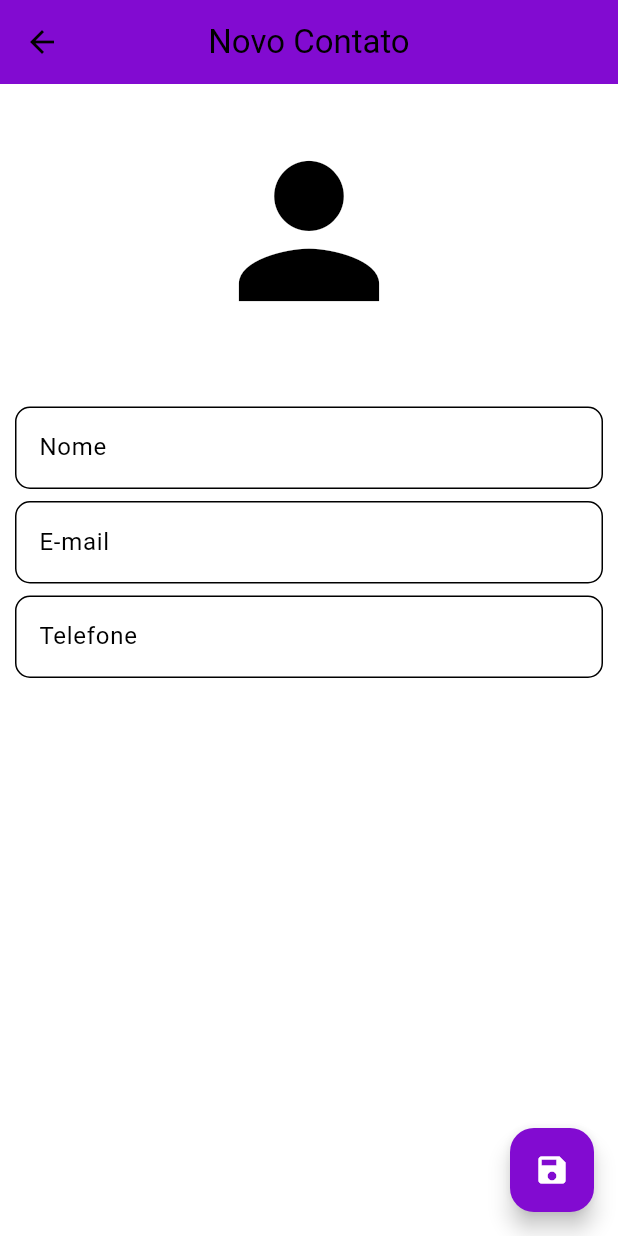
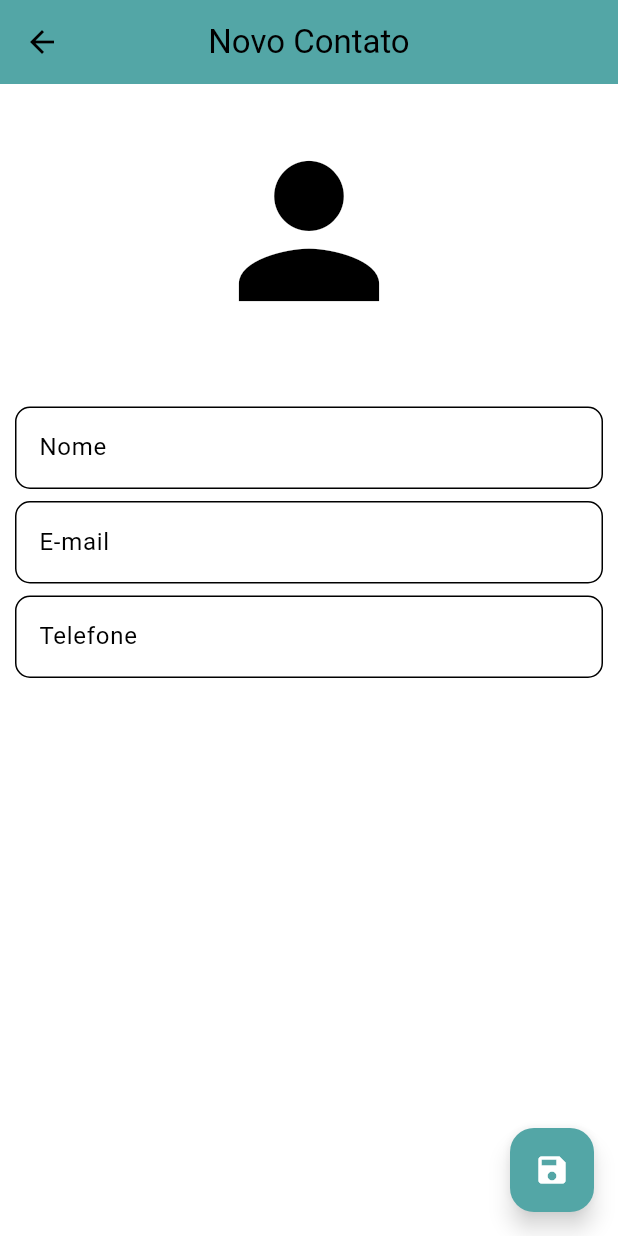
Before and after one commit to LuanF3lip3/lista_de_contatos, a Flutter app: the screen it shows after launch, after a tap on the "add" icon, on a phone screen of 412 x 824 dp. Run offline on Flutter 3.47's test engine with Material 3 defaults, Android fonts, the phone set to English and light mode, and no system bars; our stand-ins replace flutter_contacts, flutter_mobx, flutter_modular, image_picker, mobx, permission_handler and 1 more; accounts and stored records are empty; generated files the repository leaves out were written again.

```diff
--- a/lib/app/app_module.dart
+++ b/lib/app/app_module.dart
@@ -1,11 +1,11 @@
 import 'package:flutter_modular/flutter_modular.dart';
-import 'package:udemy_lista_de_contatos/modulos/add_contact/contact_modulo.dart';
+import 'package:udemy_lista_de_contatos/modulos/contact/contact_modulo.dart';
 import 'package:udemy_lista_de_contatos/modulos/contact_list/contact_list_modulo.dart';
 
 class AppModule extends Module {
   @override
   List<ModularRoute> get routes => [
-    ModuleRoute("/contactList/", module: ContactListModule()),
+    ModuleRoute("/", module: ContactListModule()),
     ModuleRoute("/contact/", module: ContactModule()),
   ];
 }
--- /dev/null
+++ b/lib/app/app_routes.dart
@@ -0,0 +1,15 @@
+import 'package:flutter_modular/flutter_modular.dart';
+import 'package:udemy_lista_de_contatos/core/models/contact_model.dart';
+
+class AppRoutes {
+  static const String routeContactList = "/";
+  static const String routeContact = "/contact/";
+
+  static void goToContactListPage() {
+    Modular.to.pushNamed(routeContactList);
+  }
+
+  static void goToContact(ContactModel? contact) {
+    Modular.to.pushNamed(routeContact, arguments: contact);
+  }
+}
--- a/lib/app/app_widget.dart
+++ b/lib/app/app_widget.dart
@@ -17,14 +17,15 @@ class AppWidget extends StatelessWidget {
       debugShowCheckedModeBanner: false,
       themeMode: ThemeMode.system,
       theme: ThemeData(
-        primaryColor: const Color(0xFF820BD1),
+        shadowColor: const Color(0xFFEEEEEE),
+        primaryColor: const Color(0xFF53A6A6),
         hintColor: const Color(0xFF000000),
         scaffoldBackgroundColor: Colors.white,
         appBarTheme: const AppBarTheme(
-          backgroundColor: Color(0xFF820BD1),
+          backgroundColor: Color(0xFF53A6A6),
         ),
         floatingActionButtonTheme: const FloatingActionButtonThemeData(
-          backgroundColor: Color(0xFF820BD1),
+          backgroundColor: Color(0xFF53A6A6),
           foregroundColor: Colors.white,
         ),
         inputDecorationTheme: InputDecorationTheme(
@@ -56,10 +57,26 @@ class AppWidget extends StatelessWidget {
             color: Colors.black,
             fontSize: 18.0,
           ),
+          labelSmall: TextStyle(
+            color: Colors.black,
+            fontSize: 15,
+          ),
           titleMedium: TextStyle(
             color: Colors.black87,
             fontWeight: FontWeight.bold,
             fontSize: 20.0,
+          ),
+          displayMedium: TextStyle(
+            color: Colors.blue,
+            decoration: TextDecoration.underline,
+            fontWeight: FontWeight.bold,
+            fontSize: 18.0,
+          ),
+          displaySmall: TextStyle(
+            color: Colors.blue,
+            decoration: TextDecoration.underline,
+            fontWeight: FontWeight.bold,
+            fontSize: 15,
           ),
           titleSmall: TextStyle(
             color: Colors.black54,
--- a/lib/shared/components/contact_card_component.dart
+++ b/lib/core/components/contact_card_component.dart
@@ -1,7 +1,7 @@
 import 'dart:io';
 
 import 'package:flutter/material.dart';
-import 'package:udemy_lista_de_contatos/shared/models/contact_model.dart';
+import 'package:udemy_lista_de_contatos/core/models/contact_model.dart';
 
 class ContactCardComponent extends StatelessWidget {
   final ContactModel contact;
--- /dev/null
+++ b/lib/core/components/empty_message_component.dart
@@ -0,0 +1,37 @@
+import 'package:flutter/material.dart';
+
+class EmptyMessageComponent extends StatelessWidget {
+  final String? message;
+  final EdgeInsets? padding;
+  final bool? centralize;
+
+  const EmptyMessageComponent(
+    this.message, {
+    this.padding,
+    this.centralize = false,
+    super.key,
+  });
+
+  @override
+  Widget build(BuildContext context) {
+    return centralize!
+        ? Center(
+            child: Padding(
+              padding: padding ?? EdgeInsets.zero,
+              child: Text(
+                message ?? "",
+                textAlign: TextAlign.center,
+                style: Theme.of(context).textTheme.titleSmall,
+              ),
+            ),
+          )
+        : Padding(
+            padding: padding ?? EdgeInsets.zero,
+            child: Text(
+              message ?? "",
+              textAlign: TextAlign.center,
+              style: Theme.of(context).textTheme.titleSmall,
+            ),
+          );
+  }
+}
--- a/lib/shared/helpers/contact_helper.dart
+++ b/lib/core/helpers/contact_helper.dart
@@ -1,6 +1,6 @@
 import 'package:path/path.dart';
 import 'package:sqflite/sqflite.dart';
-import 'package:udemy_lista_de_contatos/shared/models/contact_model.dart';
+import 'package:udemy_lista_de_contatos/core/models/contact_model.dart';
 
 const String contactTable = "contactTable";
 
--- a/lib/shared/models/contact_model.dart
+++ b/lib/core/models/contact_model.dart
@@ -11,7 +11,13 @@ class ContactModel {
   String? phone;
   String? img;
 
-  ContactModel();
+  ContactModel({
+    this.id,
+    this.name,
+    this.email,
+    this.phone,
+    this.img,
+  });
 
   ContactModel.fromMap(Map map) {
     id = map[idColumn];
--- a/lib/main.dart
+++ b/lib/main.dart
@@ -1,12 +1,12 @@
 import 'package:flutter/material.dart';
 import 'package:flutter_modular/flutter_modular.dart';
+import 'package:udemy_lista_de_contatos/app/app_module.dart';
 import 'package:udemy_lista_de_contatos/app/app_widget.dart';
-import 'package:udemy_lista_de_contatos/modulos/contact_list/contact_list_modulo.dart';
 
 void main() {
   runApp(
     ModularApp(
-      module: ContactListModule(),
+      module: AppModule(),
       child: const AppWidget(),
     ),
   );
--- a/lib/modulos/add_contact/contact_page.dart
+++ b/lib/modulos/contact/contact_page.dart
@@ -2,9 +2,11 @@ import 'dart:io';
 
 import 'package:flutter/material.dart';
 import 'package:flutter_mobx/flutter_mobx.dart';
+import 'package:flutter_modular/flutter_modular.dart';
 import 'package:image_picker/image_picker.dart';
-import 'package:udemy_lista_de_contatos/modulos/add_contact/contact_controller.dart';
-import 'package:udemy_lista_de_contatos/shared/models/contact_model.dart';
+import 'package:udemy_lista_de_contatos/modulos/contact/contact_controller.dart';
+import 'package:udemy_lista_de_contatos/core/models/contact_model.dart';
+import 'package:udemy_lista_de_contatos/modulos/contact_list/contact_list_controller.dart';
 
 class ContactPage extends StatefulWidget {
   final ContactModel? contact;
@@ -65,9 +67,8 @@ class _ContactPageState extends State<ContactPage> {
 
   @override
   Widget build(BuildContext context) {
-    return WillPopScope(
-      onWillPop: () => _requestPop(),
-      child: Observer(builder: (_) {
+    return Observer(
+      builder: (_) {
         return Scaffold(
           appBar: AppBar(
             title: const Text("Novo Contato"),
@@ -160,7 +161,7 @@ class _ContactPageState extends State<ContactPage> {
             ),
           ),
           floatingActionButton: FloatingActionButton(
-            onPressed: () {
+            onPressed: () async {
               if (controller.contactValid) {
                 controller.saveContact();
                 Navigator.pop(context);
@@ -173,7 +174,7 @@ class _ContactPageState extends State<ContactPage> {
             ),
           ),
         );
-      }),
+      },
     );
   }
 }
--- a/lib/modulos/contact_list/contact_list_page.dart
+++ b/lib/modulos/contact_list/contact_list_page.dart
@@ -1,10 +1,9 @@
 import 'package:flutter/material.dart';
 import 'package:flutter_mobx/flutter_mobx.dart';
-import 'package:udemy_lista_de_contatos/modulos/add_contact/contact_page.dart';
 import 'package:udemy_lista_de_contatos/modulos/contact_list/contact_list_controller.dart';
-import 'package:udemy_lista_de_contatos/shared/components/contact_card_component.dart';
-import 'package:udemy_lista_de_contatos/shared/enums/order_options.dart';
-import 'package:udemy_lista_de_contatos/shared/models/contact_model.dart';
+import 'package:udemy_lista_de_contatos/core/components/contact_card_component.dart';
+import 'package:udemy_lista_de_contatos/core/components/empty_message_component.dart';
+import 'package:udemy_lista_de_contatos/core/enums/order_options.dart';
 import 'package:url_launcher/url_launcher.dart';
 
 class ContactListPage extends StatefulWidget {
@@ -20,18 +19,6 @@ class _ContactListPageState extends State<ContactListPage> {
   @override
   void initState() {
     super.initState();
-    controller.getAllContacts();
-  }
-
-  void _showContactPage({ContactModel? contact}) async {
-    await Navigator.push(
-      context,
-      MaterialPageRoute(
-        builder: (context) => ContactPage(
-          contact: contact,
-        ),
-      ),
-    );
     controller.getAllContacts();
   }
 
@@ -74,7 +61,7 @@ class _ContactListPageState extends State<ContactListPage> {
                     child: TextButton(
                       onPressed: () {
                         Navigator.pop(context);
-                        _showContactPage(contact: controller.contacts[index]);
+                        controller.goToContactPage(controller.contacts[index]);
                       },
                       child: Text(
                         "Editar",
@@ -145,7 +132,12 @@ class _ContactListPageState extends State<ContactListPage> {
             ],
           ),
           backgroundColor: Colors.white,
-          body: ListView.builder(
+          body: controller.contacts.isEmpty
+              ? const EmptyMessageComponent(
+                  "Nenhum contato encontrado",
+                  centralize: true,
+                )
+              : ListView.builder(
                   padding: const EdgeInsets.all(10),
                   itemCount: controller.contacts.length,
                   itemBuilder: (context, index) {
@@ -162,7 +154,7 @@ class _ContactListPageState extends State<ContactListPage> {
                 ),
           floatingActionButton: FloatingActionButton(
             onPressed: () {
-              _showContactPage();
+              controller.goToContactPage(null);
             },
             child: const Icon(
               Icons.add,
--- a/pubspec.yaml
+++ b/pubspec.yaml
@@ -41,6 +41,7 @@ dependencies:
   flutter_modular: ^5.0.3
   flutter_mobx: ^2.2.0+2
   flutter_contacts: ^1.1.7+1
+  permission_handler: ^10.0.2
 
 dev_dependencies:
   flutter_test:
```
Also changed, not shown: lib/core/native/native_calls.dart (added, +9 -0 lines), lib/core/ui/scaffold_messenger_component.dart (added, +43 -0 lines), lib/modulos/add_contact/contact_modulo.dart (deleted, +0 -15 lines), lib/modulos/contact/contact_controller.dart (renamed from lib/modulos/add_contact/contact_controller.dart, +5 -2 lines), lib/modulos/contact/contact_modulo.dart (added, +20 -0 lines), lib/modulos/contact_list/contact_list_controller.dart (+48 -16 lines), lib/core/constants.dart (renamed from lib/shared/constants.dart), lib/core/enums/order_options.dart (renamed from lib/shared/enums/order_options.dart), lib/modulos/contact/contact_controller.g.dart (renamed from lib/modulos/add_contact/contact_controller.g.dart), lib/modulos/contact_list/contact_list_controller.g.dart, pubspec.lock, 5 other files. Lines whose indentation alone changed are shown as unchanged.
